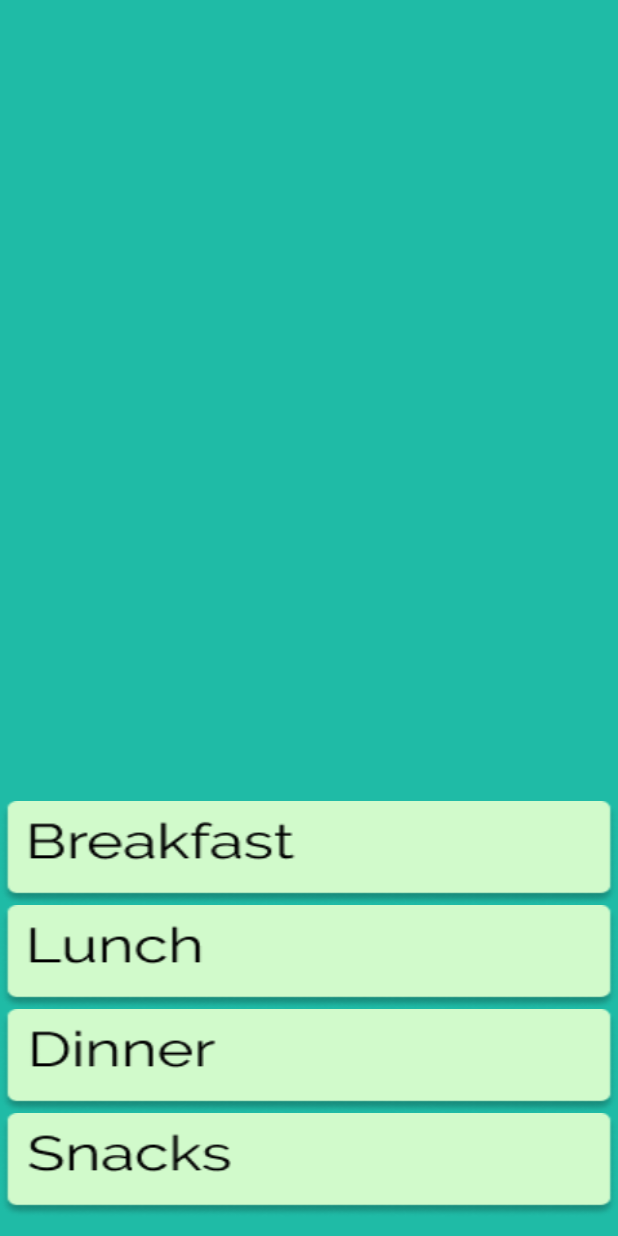
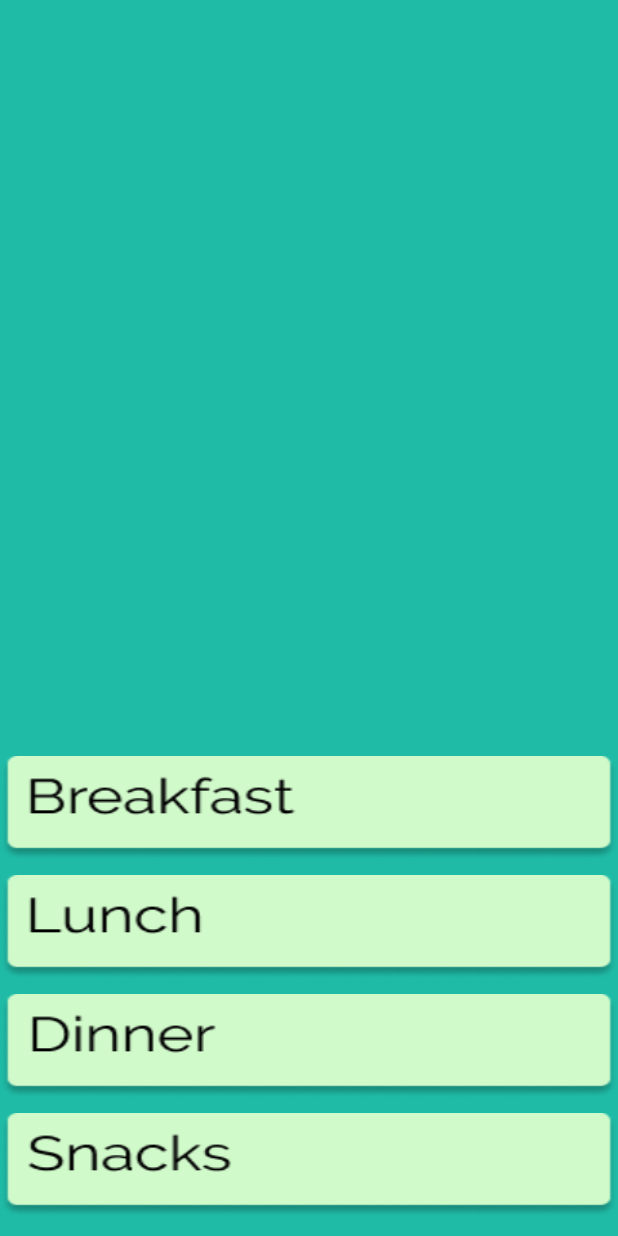
Before and after one commit to antonoeschmidt/GR_B07, an Android app: the NutritionActivity screen opened directly, with no data from a screen before it, on a phone screen of 412 x 824 dp. Run offline under Robolectric (Android 15) with nearby library versions, the phone set to English and light mode, and no system bars; Roboto replaces fonts that are not available here.

Commit message:
Fixed BMI calculator and small changes.

```diff
--- a/app/src/main/java/com/gr_b07/LoginActivity.java
+++ b/app/src/main/java/com/gr_b07/LoginActivity.java
@@ -17,10 +17,6 @@ public class LoginActivity extends AppCompatActivity implements View.OnClickList
     private ImageView imageViewUser;
     private ImageView imageViewPass;
     private Button loginButton;
-
-    public LoginLogic getLoginLogic() {
-        return loginLogic;
-    }
 
     @Override
     protected void onCreate(Bundle savedInstanceState) {
--- a/app/src/main/java/com/gr_b07/LoginLogic.java
+++ b/app/src/main/java/com/gr_b07/LoginLogic.java
@@ -32,4 +32,8 @@ public class LoginLogic {
     public ArrayList<User> getUsers() {
         return users;
     }
+
+    public LoginActivity getLoginActivity() {
+        return loginActivity;
+    }
 }
--- a/app/src/main/res/layout/activity_nutrition.xml
+++ b/app/src/main/res/layout/activity_nutrition.xml
@@ -14,7 +14,7 @@
         app:layout_constraintBottom_toBottomOf="parent"
         app:layout_constraintEnd_toEndOf="parent"
         app:layout_constraintStart_toStartOf="parent"
-        android:layout_height="290dp">
+        android:layout_height="330dp">
 
 
         <Button
@@ -22,28 +22,32 @@
             android:layout_width="match_parent"
             android:layout_height="wrap_content"
             android:background="@drawable/nutrition_breakfast_button"
-            android:gravity="center" />
+            android:gravity="center"
+            android:layout_marginTop="10dp"/>
 
         <Button
             android:id="@+id/mainmenu_button2"
             android:layout_width="match_parent"
             android:layout_height="wrap_content"
             android:background="@drawable/nutrition_lunch_button"
-            android:gravity="center" />
+            android:gravity="center"
+            android:layout_marginTop="10dp"/>
 
         <Button
             android:id="@+id/mainmenu_button3"
             android:layout_width="match_parent"
             android:layout_height="wrap_content"
             android:background="@drawable/nutrition_dinner_button"
-            android:gravity="center" />
+            android:gravity="center"
+            android:layout_marginTop="10dp"/>
 
         <Button
             android:id="@+id/mainmenu_button4"
             android:layout_width="match_parent"
             android:layout_height="wrap_content"
             android:background="@drawable/nutrition_snacks_button"
-            android:gravity="center" />
+            android:gravity="center"
+            android:layout_marginTop="10dp"/>
 
     </LinearLayout>
 
```
Also changed, not shown: app/src/main/java/com/gr_b07/InputDataActivity.java (+10 -7 lines).
